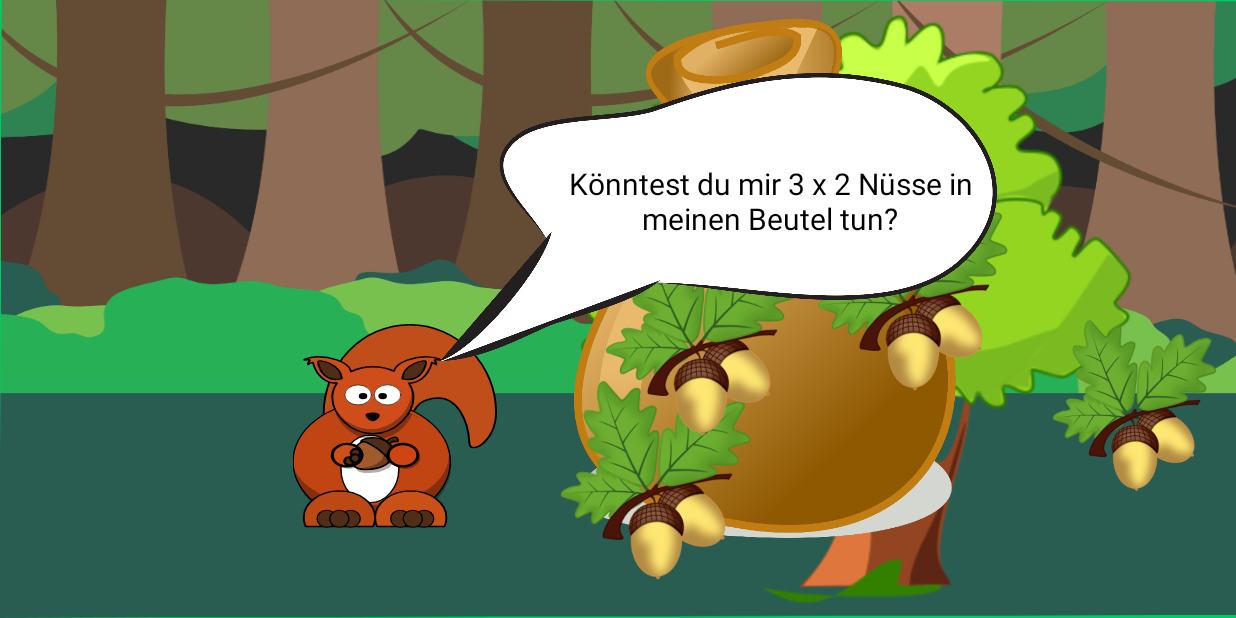
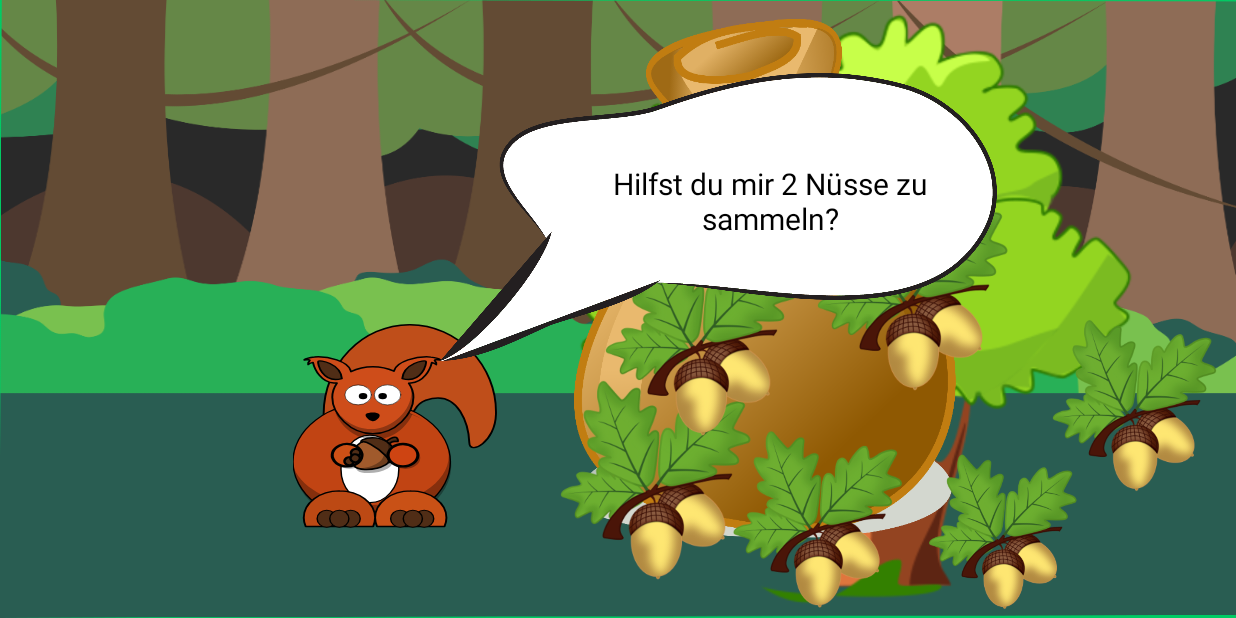
Before and after one commit to maksim96/LearningApp, an Android app: the screen it shows after launch (Task1), after a tap on an icon or button, on a phone screen of 824 x 412 dp (held sideways). Run offline under Robolectric (Android 15) with nearby library versions, the phone set to English and light mode, and no system bars.

Commit message:
Subtask of 1. Restoring nuts.

```diff
--- a/app/src/main/java/research/educational/thiessen/learningappmock/Task1.java
+++ b/app/src/main/java/research/educational/thiessen/learningappmock/Task1.java
@@ -9,6 +9,7 @@ import android.util.TypedValue;
 import android.view.MotionEvent;
 import android.view.View;
 import android.view.ViewGroup;
+import android.view.ViewTreeObserver;
 import android.widget.ImageView;
 import android.widget.RelativeLayout;
 import android.widget.TextView;
@@ -28,6 +29,9 @@ public class Task1 extends Activity {
     private ImageView bubble;
     private int nutCount = 0;
     private boolean[] nutPlaceOccupied = new boolean[6];
+    private int subTask = 0;
+    private float defaultNutPos[][] = new float[6][2];
+    private int defaultNutSize[] = new int[2];
 
     @Override
     protected void onCreate(Bundle savedInstanceState) {
@@ -38,14 +42,32 @@ public class Task1 extends Activity {
         rootLayout = findViewById(R.id.task1_root);
         bag = findViewById(R.id.bag);
 
-        nuts = new ImageView[4];
+        nuts = new ImageView[6];
 
-        int[] nutIds = new int[] { R.id.nuts, R.id.nuts2, R.id.nuts3, R.id.nuts4 };
-
-        for (int i = 0; i < 4; i++) {
+        final int[] nutIds = new int[] { R.id.nuts, R.id.nuts2, R.id.nuts3, R.id.nuts4, R.id.nuts5, R.id.nuts6 };
+        for (int i = 0; i < nutIds.length; i++) {
             nuts[i] = findViewById(nutIds[i]);
             nuts[i].setOnTouchListener(new ChoiceTouchListener());
         }
+        rootLayout.getViewTreeObserver().addOnGlobalLayoutListener(
+                new ViewTreeObserver.OnGlobalLayoutListener() {
+                    @Override
+                    public void onGlobalLayout() {
+                        // Layout has happened here.
+                        for (int i = 0; i < nutIds.length; i++) {
+                            nuts[i] = findViewById(nutIds[i]);
+                            nuts[i].setOnTouchListener(new ChoiceTouchListener());
+                            defaultNutPos[i][0] = nuts[i].getX();
+                            defaultNutPos[i][1] = nuts[i].getY();
+                        }
+                        defaultNutSize[0] = nuts[0].getWidth();
+                        defaultNutSize[1] = nuts[1].getHeight();
+                        // Don't forget to remove your listener when you are done with it.
+                        rootLayout.getViewTreeObserver().removeOnGlobalLayoutListener(this);
+                    }
+                });
+
+
 
         ImageView squirrel = findViewById(R.id.squirrel);
         textView = findViewById(R.id.textView);
@@ -74,39 +96,56 @@ public class Task1 extends Activity {
 
     }
 
+    private final void firstSubTask(View view, boolean firstClicked) {
+        bubbleSetVisible(true);
+        if (firstClicked) {
+            textView.setText("Hilfst du mir 2 Nüsse zu sammeln?");
+
+        }
+    }
+
+    private final void secondSubTask(View view, boolean firstClicked) {
+        bubbleSetVisible(true);
+        if (firstClicked && nutCount != 8) {
+            textView.setText("Danke, das waren jetzt 3 x 2 Nüsse! Könntest du mir als nächstes 4 x 2 Nüsse sammeln?");
+
+        } else if (firstClicked && nutCount == 8) {
+            Intent intent = new Intent(view.getContext(), Task2.class);
+            startActivity(intent);
+        } else {
+            if (nutCount < 8) {
+                textView.setText("Ich brauche ein paar mehr Nüsse");
+            } else if (nutCount == 8) {
+                textView.setText("Wow! Vielen Dank!");
+            } else {
+                textView.setText("So viele brauche ich doch gar nicht...");
+            }
+        }
+    }
+
     private final class TextTouchListener implements View.OnClickListener {
         boolean firstClicked = true;
 
 
         @Override
         public void onClick(View view) {
-            bubbleSetVisible(true);
-            if (firstClicked && nutCount != 6) {
-                firstClicked = false;
-                textView.setText("Könntest du mir 3 x 2 Nüsse in meinen Beutel tun?");
-
-            } else if (firstClicked && nutCount == 6) {
-                Intent intent = new Intent(view.getContext(), Task2.class);
-                startActivity(intent);
+            if (subTask == 0) {
+                firstSubTask(view, firstClicked);
             } else {
-                    if (nutCount < 6) {
-                        textView.setText("Ich brauche ein paar mehr Nüsse");
-                    } else if (nutCount == 6) {
-                        textView.setText("Wow! Vielen Dank!");
-                        firstClicked = true;
-                    } else {
-                        textView.setText("So viele brauche ich doch gar nicht...");
-                    }
+                secondSubTask(view, firstClicked);
             }
 
+
+            firstClicked = false;
         }
     }
-
+    private boolean firstTimeSecondSubTask = true;
     private final class ChoiceTouchListener implements View.OnTouchListener {
 
         private boolean inBag = false;
         private boolean changed = false;
         private int myNutPosition;
+
 
         @Override
         public boolean onTouch(View view, MotionEvent motionEvent) {
@@ -165,11 +204,18 @@ public class Task1 extends Activity {
                             lParams.leftMargin = (int) getPx(870 + (nutPosition)%3*60);
                             lParams.topMargin = (int) getPx(520 + (nutPosition)/3*60);
                             nutCount += 2;
+
                         } else {
                             lParams.height *= 2;
                             lParams.width *= 2;
                             nutPlaceOccupied[myNutPosition] = false;
                             nutCount -= 2;
+                        }
+                        System.out.println(subTask);
+                        if (subTask < 3) {
+                            validateFirstSubTask();
+                        } else {
+                            secondSubTask(textView, false);
                         }
                     }
                     view.setLayoutParams(lParams);
@@ -192,6 +238,44 @@ public class Task1 extends Activity {
         }
     }
 
+    private void restoreNuts() {
+        for (int i = 0; i < nuts.length; i++) {
+
+            nuts[i].setOnTouchListener(new ChoiceTouchListener());
+
+         //   nuts[i].setLayoutParams(new RelativeLayout.LayoutParams().LayoutParams(defaultNutSize[0], defaultNutSize[1], ));
+
+
+
+            //nuts[i].setLeft((int) defaultNutPos[i][0]);
+            //nuts[i].setTop((int) defaultNutPos[i][1]);
+
+            ((RelativeLayout.LayoutParams) nuts[i].getLayoutParams()).width = defaultNutSize[0];
+            ((RelativeLayout.LayoutParams) nuts[i].getLayoutParams()).height = defaultNutSize[1];
+            ((RelativeLayout.LayoutParams) nuts[i].getLayoutParams()).leftMargin = (int) defaultNutPos[i][0];
+            ((RelativeLayout.LayoutParams) nuts[i].getLayoutParams()).topMargin = (int) defaultNutPos[i][1];
+
+            System.out.println(defaultNutPos[i][0] + " " + defaultNutPos[i][1] + " " + defaultNutSize[0] + " " + defaultNutSize[1]);
+
+        }
+        nutCount = 0;
+        nutPlaceOccupied = new boolean[6];
+    }
+
+    private void validateFirstSubTask() {
+        if (nutCount == (subTask+1)*2) {
+            bubbleSetVisible(true);
+            textView.setText("Super! Hilfst du mir nochmal 2 Nüsse zu sammeln?");
+            subTask++;
+            if (subTask == 3) {
+                restoreNuts();
+                secondSubTask(textView, firstTimeSecondSubTask);
+                firstTimeSecondSubTask = false;
+            }
+
+        }
+    }
+
     @Override
     protected void onPostCreate(Bundle savedInstanceState) {
         super.onPostCreate(savedInstanceState);
--- a/app/src/main/res/layout/activity_task1.xml
+++ b/app/src/main/res/layout/activity_task1.xml
@@ -146,6 +146,30 @@
         android:src="@drawable/nuts" />
     -->
     <ImageView
+        android:id="@+id/nuts5"
+        android:layout_width="147dp"
+        android:layout_height="144dp"
+        android:layout_alignParentStart="true"
+        android:layout_alignParentTop="true"
+        android:layout_marginStart="477dp"
+        android:layout_marginTop="284dp"
+        android:adjustViewBounds="false"
+        android:cropToPadding="false"
+        android:src="@drawable/nuts" />
+
+    <ImageView
+        android:id="@+id/nuts6"
+        android:layout_width="147dp"
+        android:layout_height="144dp"
+        android:layout_alignParentStart="true"
+        android:layout_alignParentTop="true"
+        android:layout_marginStart="600dp"
+        android:layout_marginTop="300dp"
+        android:adjustViewBounds="false"
+        android:cropToPadding="false"
+        android:src="@drawable/nuts" />
+
+    <ImageView
         android:id="@+id/nuts2"
         android:layout_width="147dp"
         android:layout_height="144dp"
```
Also changed, not shown: app/src/main/java/research/educational/thiessen/learningappmock/Task2.java (+9 -4 lines).
